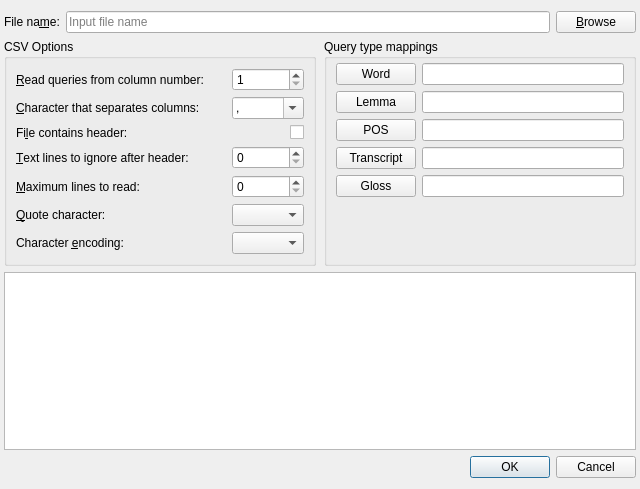
Old version of the form coquery/gui/ui/namedTableOptions.ui in the repository gkunter/coquery.
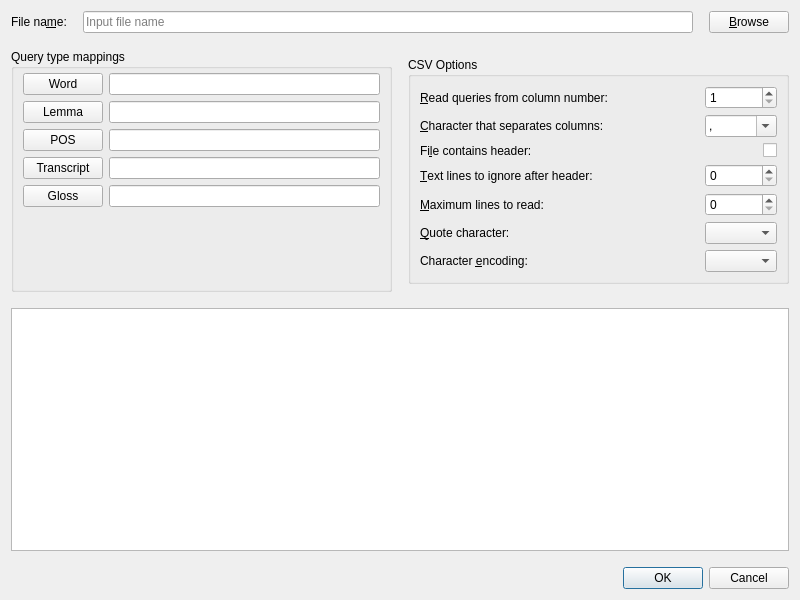
New version of the form.

What changed in the file:
```diff
--- a/coquery/gui/ui/namedTableOptions.ui
+++ b/coquery/gui/ui/namedTableOptions.ui
@@ -6,8 +6,8 @@
    <rect>
     <x>0</x>
     <y>0</y>
-    <width>640</width>
-    <height>489</height>
+    <width>800</width>
+    <height>600</height>
    </rect>
   </property>
   <property name="windowTitle">
@@ -16,73 +16,110 @@
   <property name="locale">
    <locale language="English" country="UnitedStates"/>
   </property>
-  <layout class="QVBoxLayout" name="verticalLayout_2" stretch="0,0,1,0">
-   <property name="leftMargin">
-    <number>4</number>
+  <layout class="QGridLayout" name="gridLayout_2">
+   <property name="spacing">
+    <number>16</number>
    </property>
-   <property name="rightMargin">
+   <item row="1" column="0">
+    <widget class="QGroupBox" name="group_mappings">
+     <property name="title">
+      <string>Query type mappings</string>
+     </property>
+     <layout class="QVBoxLayout" name="verticalLayout">
+      <property name="topMargin">
     <number>4</number>
    </property>
    <item>
-    <layout class="QHBoxLayout" name="horizontalLayout_3">
-     <item>
-      <widget class="QLabel" name="label_4">
+       <layout class="QGridLayout" name="layout_name_buttons">
+        <item row="4" column="1">
+         <widget class="QLineEdit" name="edit_map_gloss">
+          <property name="readOnly">
+           <bool>true</bool>
+          </property>
+         </widget>
+        </item>
+        <item row="1" column="0">
+         <widget class="QPushButton" name="button_map_lemma">
        <property name="text">
-        <string>File na&amp;me:</string>
-       </property>
-       <property name="buddy">
-        <cstring>edit_file_name</cstring>
-       </property>
-      </widget>
-     </item>
-     <item>
-      <widget class="QLineEdit" name="edit_file_name">
-       <property name="enabled">
+           <string>Lemma</string>
+          </property>
+         </widget>
+        </item>
+        <item row="0" column="1">
+         <widget class="QLineEdit" name="edit_map_word">
+          <property name="readOnly">
         <bool>true</bool>
        </property>
-       <property name="sizePolicy">
-        <sizepolicy hsizetype="MinimumExpanding" vsizetype="Minimum">
-         <horstretch>0</horstretch>
-         <verstretch>0</verstretch>
-        </sizepolicy>
-       </property>
-       <property name="accessibleDescription">
-        <string/>
-       </property>
-       <property name="placeholderText">
-        <string>Input file name</string>
+         </widget>
+        </item>
+        <item row="0" column="0">
+         <widget class="QPushButton" name="button_map_word">
+          <property name="text">
+           <string>Word</string>
+          </property>
+         </widget>
+        </item>
+        <item row="2" column="0">
+         <widget class="QPushButton" name="button_map_pos">
+          <property name="text">
+           <string>POS</string>
+          </property>
+         </widget>
+        </item>
+        <item row="1" column="1">
+         <widget class="QLineEdit" name="edit_map_lemma">
+          <property name="readOnly">
+           <bool>true</bool>
        </property>
       </widget>
      </item>
-     <item>
-      <widget class="QPushButton" name="button_browse_file">
-       <property name="sizePolicy">
-        <sizepolicy hsizetype="Minimum" vsizetype="Fixed">
-         <horstretch>0</horstretch>
-         <verstretch>0</verstretch>
-        </sizepolicy>
-       </property>
+        <item row="3" column="0">
+         <widget class="QPushButton" name="button_map_transcript">
+          <property name="text">
+           <string>Transcript</string>
+          </property>
+         </widget>
+        </item>
+        <item row="4" column="0">
+         <widget class="QPushButton" name="button_map_gloss">
        <property name="text">
-        <string>&amp;Browse</string>
-       </property>
-       <property name="shortcut">
-        <string>Alt+B</string>
+           <string>Gloss</string>
+          </property>
+         </widget>
+        </item>
+        <item row="3" column="1">
+         <widget class="QLineEdit" name="edit_map_transcript">
+          <property name="readOnly">
+           <bool>true</bool>
        </property>
       </widget>
      </item>
+        <item row="2" column="1">
+         <widget class="QLineEdit" name="edit_map_pos">
+          <property name="readOnly">
+           <bool>true</bool>
+          </property>
+         </widget>
+        </item>
     </layout>
    </item>
    <item>
-    <layout class="QHBoxLayout" name="horizontalLayout_2">
-     <property name="spacing">
-      <number>8</number>
-     </property>
-     <item>
-      <layout class="QVBoxLayout" name="verticalLayout_3">
-       <property name="spacing">
-        <number>0</number>
-       </property>
-       <item>
+       <spacer name="verticalSpacer_2">
+        <property name="orientation">
+         <enum>Qt::Vertical</enum>
+        </property>
+        <property name="sizeHint" stdset="0">
+         <size>
+          <width>20</width>
+          <height>0</height>
+         </size>
+        </property>
+       </spacer>
+      </item>
+     </layout>
+    </widget>
+   </item>
+   <item row="1" column="1">
         <widget class="QGroupBox" name="OptionsBox">
          <property name="sizePolicy">
           <sizepolicy hsizetype="Preferred" vsizetype="Fixed">
@@ -93,9 +130,9 @@
          <property name="title">
           <string>CSV Options</string>
          </property>
-         <layout class="QHBoxLayout" name="horizontalLayout">
+     <layout class="QVBoxLayout" name="verticalLayout_2">
           <item>
-           <layout class="QGridLayout" name="gridLayout">
+       <layout class="QGridLayout" name="gridLayout" columnstretch="4,1">
             <item row="3" column="0">
              <widget class="QLabel" name="label">
               <property name="text">
@@ -268,9 +305,6 @@
             </item>
            </layout>
           </item>
-         </layout>
-        </widget>
-       </item>
        <item>
         <spacer name="verticalSpacer">
          <property name="orientation">
@@ -285,116 +319,9 @@
         </spacer>
        </item>
       </layout>
-     </item>
-     <item>
-      <layout class="QVBoxLayout" name="verticalLayout_4">
-       <property name="spacing">
-        <number>0</number>
-       </property>
-       <item>
-        <widget class="QGroupBox" name="group_mappings">
-         <property name="title">
-          <string>Query type mappings</string>
-         </property>
-         <layout class="QVBoxLayout" name="verticalLayout">
-          <property name="topMargin">
-           <number>4</number>
-          </property>
-          <item>
-           <layout class="QGridLayout" name="layout_name_buttons">
-            <item row="4" column="1">
-             <widget class="QLineEdit" name="edit_map_gloss">
-              <property name="readOnly">
-               <bool>true</bool>
-              </property>
-             </widget>
-            </item>
-            <item row="1" column="0">
-             <widget class="QPushButton" name="button_map_lemma">
-              <property name="text">
-               <string>Lemma</string>
-              </property>
-             </widget>
-            </item>
-            <item row="0" column="1">
-             <widget class="QLineEdit" name="edit_map_word">
-              <property name="readOnly">
-               <bool>true</bool>
-              </property>
-             </widget>
-            </item>
-            <item row="0" column="0">
-             <widget class="QPushButton" name="button_map_word">
-              <property name="text">
-               <string>Word</string>
-              </property>
-             </widget>
-            </item>
-            <item row="2" column="0">
-             <widget class="QPushButton" name="button_map_pos">
-              <property name="text">
-               <string>POS</string>
-              </property>
-             </widget>
-            </item>
-            <item row="1" column="1">
-             <widget class="QLineEdit" name="edit_map_lemma">
-              <property name="readOnly">
-               <bool>true</bool>
-              </property>
-             </widget>
-            </item>
-            <item row="3" column="0">
-             <widget class="QPushButton" name="button_map_transcript">
-              <property name="text">
-               <string>Transcript</string>
-              </property>
-             </widget>
-            </item>
-            <item row="4" column="0">
-             <widget class="QPushButton" name="button_map_gloss">
-              <property name="text">
-               <string>Gloss</string>
-              </property>
-             </widget>
-            </item>
-            <item row="3" column="1">
-             <widget class="QLineEdit" name="edit_map_transcript">
-              <property name="readOnly">
-               <bool>true</bool>
-              </property>
-             </widget>
-            </item>
-            <item row="2" column="1">
-             <widget class="QLineEdit" name="edit_map_pos">
-              <property name="readOnly">
-               <bool>true</bool>
-              </property>
-             </widget>
-            </item>
-            <item row="5" column="1">
-             <spacer name="verticalSpacer_2">
-              <property name="orientation">
-               <enum>Qt::Vertical</enum>
-              </property>
-              <property name="sizeHint" stdset="0">
-               <size>
-                <width>20</width>
-                <height>0</height>
-               </size>
-              </property>
-             </spacer>
-            </item>
-           </layout>
-          </item>
-         </layout>
-        </widget>
-       </item>
-      </layout>
-     </item>
-    </layout>
-   </item>
-   <item>
+    </widget>
+   </item>
+   <item row="2" column="0" colspan="2">
     <widget class="QTableView" name="FilePreviewArea">
      <property name="sizePolicy">
       <sizepolicy hsizetype="Expanding" vsizetype="Expanding">
@@ -422,7 +349,7 @@
      </property>
     </widget>
    </item>
-   <item>
+   <item row="3" column="0" colspan="2">
     <widget class="QDialogButtonBox" name="buttonBox">
      <property name="sizePolicy">
       <sizepolicy hsizetype="Preferred" vsizetype="Preferred">
@@ -441,6 +368,55 @@
      </property>
     </widget>
    </item>
+   <item row="0" column="0" colspan="2">
+    <layout class="QHBoxLayout" name="horizontalLayout_3">
+     <item>
+      <widget class="QLabel" name="label_4">
+       <property name="text">
+        <string>File na&amp;me:</string>
+       </property>
+       <property name="buddy">
+        <cstring>edit_file_name</cstring>
+       </property>
+      </widget>
+     </item>
+     <item>
+      <widget class="QLineEdit" name="edit_file_name">
+       <property name="enabled">
+        <bool>true</bool>
+       </property>
+       <property name="sizePolicy">
+        <sizepolicy hsizetype="MinimumExpanding" vsizetype="Minimum">
+         <horstretch>0</horstretch>
+         <verstretch>0</verstretch>
+        </sizepolicy>
+       </property>
+       <property name="accessibleDescription">
+        <string/>
+       </property>
+       <property name="placeholderText">
+        <string>Input file name</string>
+       </property>
+      </widget>
+     </item>
+     <item>
+      <widget class="QPushButton" name="button_browse_file">
+       <property name="sizePolicy">
+        <sizepolicy hsizetype="Minimum" vsizetype="Fixed">
+         <horstretch>0</horstretch>
+         <verstretch>0</verstretch>
+        </sizepolicy>
+       </property>
+       <property name="text">
+        <string>&amp;Browse</string>
+       </property>
+       <property name="shortcut">
+        <string>Alt+B</string>
+       </property>
+      </widget>
+     </item>
+    </layout>
+   </item>
   </layout>
  </widget>
  <resources/>
```
Lines whose indentation alone changed are shown as unchanged.
